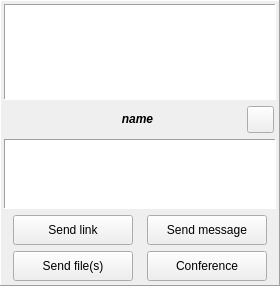
Above: Homer/forms/Widgets/MessageWidget.ui from Homer-Conferencing/Homer-Conferencing before the change. Below: the same form after it.
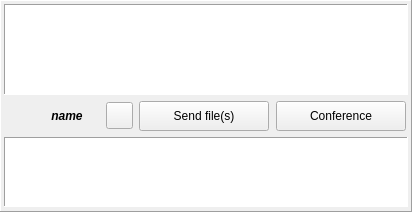
That is the form after the change. Icons and pictures are not drawn. Custom widgets are drawn as their Qt base class.

```diff
--- a/Homer/forms/Widgets/MessageWidget.ui
+++ b/Homer/forms/Widgets/MessageWidget.ui
@@ -6,8 +6,8 @@
    <rect>
     <x>0</x>
     <y>0</y>
-    <width>280</width>
-    <height>286</height>
+    <width>412</width>
+    <height>212</height>
    </rect>
   </property>
   <property name="sizePolicy">
@@ -127,7 +127,7 @@
        </layout>
       </item>
       <item>
-       <layout class="QHBoxLayout" name="horizontalLayout" stretch="0,0,1,0,0">
+       <layout class="QHBoxLayout" name="horizontalLayout" stretch="0,0,1,0,0,0,0,0">
         <item>
          <spacer name="horizontalSpacer_3">
           <property name="orientation">
@@ -255,6 +255,95 @@
           </property>
          </widget>
         </item>
+        <item>
+         <widget class="QPushButton" name="mPbFile">
+          <property name="enabled">
+           <bool>true</bool>
+          </property>
+          <property name="minimumSize">
+           <size>
+            <width>130</width>
+            <height>30</height>
+           </size>
+          </property>
+          <property name="maximumSize">
+           <size>
+            <width>130</width>
+            <height>30</height>
+           </size>
+          </property>
+          <property name="toolTip">
+           <string>send local files(s) to communication partner</string>
+          </property>
+          <property name="text">
+           <string>Send file(s)</string>
+          </property>
+          <property name="icon">
+           <iconset resource="../../resources/Icons.qrc">
+            <normaloff>:/images/22_22/BoxOpen.png</normaloff>:/images/22_22/BoxOpen.png</iconset>
+          </property>
+          <property name="iconSize">
+           <size>
+            <width>22</width>
+            <height>22</height>
+           </size>
+          </property>
+         </widget>
+        </item>
+        <item>
+         <spacer name="horizontalSpacer_6">
+          <property name="orientation">
+           <enum>Qt::Horizontal</enum>
+          </property>
+          <property name="sizeType">
+           <enum>QSizePolicy::MinimumExpanding</enum>
+          </property>
+          <property name="sizeHint" stdset="0">
+           <size>
+            <width>1</width>
+            <height>20</height>
+           </size>
+          </property>
+         </spacer>
+        </item>
+        <item>
+         <widget class="Homer::Gui::CallButton" name="mPbCall">
+          <property name="sizePolicy">
+           <sizepolicy hsizetype="Fixed" vsizetype="Fixed">
+            <horstretch>0</horstretch>
+            <verstretch>0</verstretch>
+           </sizepolicy>
+          </property>
+          <property name="minimumSize">
+           <size>
+            <width>130</width>
+            <height>30</height>
+           </size>
+          </property>
+          <property name="maximumSize">
+           <size>
+            <width>130</width>
+            <height>30</height>
+           </size>
+          </property>
+          <property name="toolTip">
+           <string>manage call</string>
+          </property>
+          <property name="text">
+           <string>Conference</string>
+          </property>
+          <property name="icon">
+           <iconset resource="../../resources/Icons.qrc">
+            <normaloff>:/images/22_22/Phone.png</normaloff>:/images/22_22/Phone.png</iconset>
+          </property>
+          <property name="iconSize">
+           <size>
+            <width>22</width>
+            <height>22</height>
+           </size>
+          </property>
+         </widget>
+        </item>
         <item>
          <spacer name="horizontalSpacer_4">
           <property name="orientation">
@@ -323,235 +412,6 @@
         </item>
        </layout>
       </item>
-      <item>
-       <layout class="QHBoxLayout" name="horizontalLayout_2">
-        <item>
-         <spacer name="horizontalSpacer">
-          <property name="orientation">
-           <enum>Qt::Horizontal</enum>
-          </property>
-          <property name="sizeHint" stdset="0">
-           <size>
-            <width>2</width>
-            <height>18</height>
-           </size>
-          </property>
-         </spacer>
-        </item>
-        <item>
-         <widget class="QPushButton" name="mPbWeb">
-          <property name="minimumSize">
-           <size>
-            <width>120</width>
-            <height>30</height>
-           </size>
-          </property>
-          <property name="maximumSize">
-           <size>
-            <width>120</width>
-            <height>30</height>
-           </size>
-          </property>
-          <property name="toolTip">
-           <string>send link</string>
-          </property>
-          <property name="text">
-           <string>Send link</string>
-          </property>
-          <property name="icon">
-           <iconset resource="../../resources/Icons.qrc">
-            <normaloff>:/images/32_32/ArrowRight.png</normaloff>:/images/32_32/ArrowRight.png</iconset>
-          </property>
-          <property name="iconSize">
-           <size>
-            <width>22</width>
-            <height>22</height>
-           </size>
-          </property>
-         </widget>
-        </item>
-        <item>
-         <spacer name="horizontalSpacer_5">
-          <property name="orientation">
-           <enum>Qt::Horizontal</enum>
-          </property>
-          <property name="sizeHint" stdset="0">
-           <size>
-            <width>2</width>
-            <height>20</height>
-           </size>
-          </property>
-         </spacer>
-        </item>
-        <item>
-         <widget class="QPushButton" name="mPbMessage">
-          <property name="sizePolicy">
-           <sizepolicy hsizetype="Fixed" vsizetype="Fixed">
-            <horstretch>0</horstretch>
-            <verstretch>0</verstretch>
-           </sizepolicy>
-          </property>
-          <property name="minimumSize">
-           <size>
-            <width>120</width>
-            <height>30</height>
-           </size>
-          </property>
-          <property name="maximumSize">
-           <size>
-            <width>120</width>
-            <height>30</height>
-           </size>
-          </property>
-          <property name="toolTip">
-           <string>send instant message from above (Alt+S, Enter)</string>
-          </property>
-          <property name="text">
-           <string>Send message</string>
-          </property>
-          <property name="icon">
-           <iconset resource="../../resources/Icons.qrc">
-            <normaloff>:/images/22_22/Message.png</normaloff>:/images/22_22/Message.png</iconset>
-          </property>
-          <property name="iconSize">
-           <size>
-            <width>22</width>
-            <height>22</height>
-           </size>
-          </property>
-         </widget>
-        </item>
-        <item>
-         <spacer name="horizontalSpacer_2">
-          <property name="orientation">
-           <enum>Qt::Horizontal</enum>
-          </property>
-          <property name="sizeHint" stdset="0">
-           <size>
-            <width>2</width>
-            <height>18</height>
-           </size>
-          </property>
-         </spacer>
-        </item>
-       </layout>
-      </item>
-      <item>
-       <layout class="QHBoxLayout" name="horizontalLayout_3">
-        <item>
-         <spacer name="horizontalSpacer_7">
-          <property name="orientation">
-           <enum>Qt::Horizontal</enum>
-          </property>
-          <property name="sizeHint" stdset="0">
-           <size>
-            <width>2</width>
-            <height>20</height>
-           </size>
-          </property>
-         </spacer>
-        </item>
-        <item>
-         <widget class="QPushButton" name="mPbFile">
-          <property name="enabled">
-           <bool>true</bool>
-          </property>
-          <property name="minimumSize">
-           <size>
-            <width>120</width>
-            <height>30</height>
-           </size>
-          </property>
-          <property name="maximumSize">
-           <size>
-            <width>120</width>
-            <height>30</height>
-           </size>
-          </property>
-          <property name="toolTip">
-           <string>send local files(s) to communication partner</string>
-          </property>
-          <property name="text">
-           <string>Send file(s)</string>
-          </property>
-          <property name="icon">
-           <iconset resource="../../resources/Icons.qrc">
-            <normaloff>:/images/22_22/BoxOpen.png</normaloff>:/images/22_22/BoxOpen.png</iconset>
-          </property>
-          <property name="iconSize">
-           <size>
-            <width>22</width>
-            <height>22</height>
-           </size>
-          </property>
-         </widget>
-        </item>
-        <item>
-         <spacer name="horizontalSpacer_6">
-          <property name="orientation">
-           <enum>Qt::Horizontal</enum>
-          </property>
-          <property name="sizeHint" stdset="0">
-           <size>
-            <width>2</width>
-            <height>20</height>
-           </size>
-          </property>
-         </spacer>
-        </item>
-        <item>
-         <widget class="Homer::Gui::CallButton" name="mPbCall">
-          <property name="sizePolicy">
-           <sizepolicy hsizetype="Fixed" vsizetype="Fixed">
-            <horstretch>0</horstretch>
-            <verstretch>0</verstretch>
-           </sizepolicy>
-          </property>
-          <property name="minimumSize">
-           <size>
-            <width>120</width>
-            <height>30</height>
-           </size>
-          </property>
-          <property name="maximumSize">
-           <size>
-            <width>120</width>
-            <height>30</height>
-           </size>
-          </property>
-          <property name="toolTip">
-           <string>manage call</string>
-          </property>
-          <property name="text">
-           <string>Conference</string>
-          </property>
-          <property name="icon">
-           <iconset resource="../../resources/Icons.qrc">
-            <normaloff>:/images/22_22/Phone.png</normaloff>:/images/22_22/Phone.png</iconset>
-          </property>
-          <property name="iconSize">
-           <size>
-            <width>22</width>
-            <height>22</height>
-           </size>
-          </property>
-         </widget>
-        </item>
-        <item>
-         <spacer name="horizontalSpacer_8">
-          <property name="orientation">
-           <enum>Qt::Horizontal</enum>
-          </property>
-          <property name="sizeHint" stdset="0">
-           <size>
-            <width>2</width>
-            <height>20</height>
-           </size>
-          </property>
-         </spacer>
-        </item>
-       </layout>
-      </item>
      </layout>
     </widget>
    </item>
```
Left out of the diff: 10 changed lines with no effect on the pictures.
